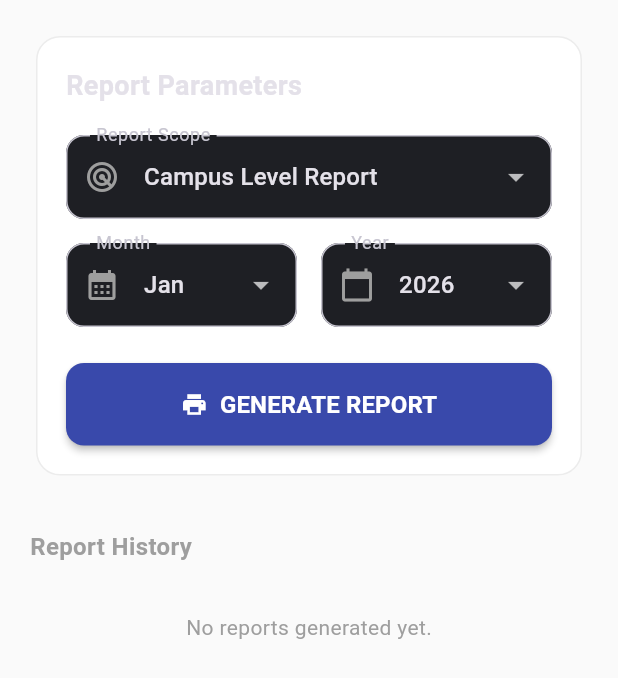
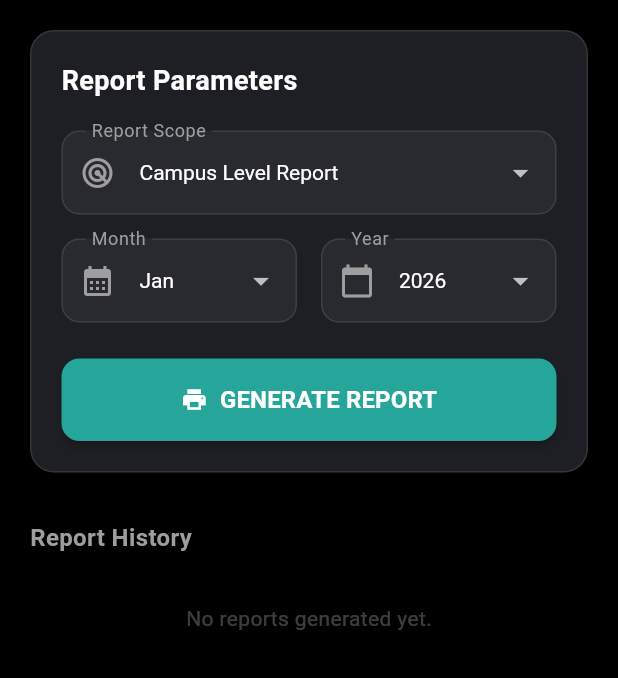
Before and after one commit to chainoob/fyp_project, a Flutter app: the StaffReportsPage screen opened directly, on a phone screen of 412 x 824 dp. Shown: the top 678 px of the screen. Run offline on Flutter 3.47's test engine with Material 3 defaults, Android fonts, the phone set to English and light mode, and no system bars; our stand-ins replace cloud_firestore, firebase_auth, firebase_core, fl_chart, go_router, google_sign_in and 1 more; accounts and stored records are empty; network calls fail.

```diff
--- a/smartmeter/lib/main.dart
+++ b/smartmeter/lib/main.dart
@@ -14,7 +14,7 @@ void main() async {
   final EnergyRepository repository = FirestoreRepository();
   final authProvider = AppAuthProvider(repository);
   final applianceProvider = ApplianceProvider(repository);
-  final goalProvider = GoalProvider();
+  final goalProvider = GoalProvider(repository);
 
   final GoRouter router = AppRouter.create(authProvider);
 
--- a/smartmeter/lib/screens/staffs/staff_shell.dart
+++ b/smartmeter/lib/screens/staffs/staff_shell.dart
@@ -30,6 +30,7 @@ class _StaffShellState extends State<StaffShell> {
     super.initState();
     WidgetsBinding.instance.addPostFrameCallback((_) {
       context.read<ApplianceProvider>().subscribeToQueue();
+      context.read<GoalProvider>().subscribeToCampus();
     });
   }
 
@@ -146,15 +147,14 @@ class StaffDashboard extends StatelessWidget {
         const Text("Energy Plan & Alerts", style: TextStyle(fontWeight: FontWeight.bold, color: Colors.grey)),
         const SizedBox(height: 12),
 
-        // B. Energy Goal Card (Replaces "Set Energy Plan" & "Overload Alerts")
-        // This card now serves as the notification center
+        // Energy Goal Card
         const EnergyGoalCard(title: "Campus Monthly Plan"),
 
         const SizedBox(height: 24),
         const Text("Infrastructure", style: TextStyle(fontWeight: FontWeight.bold, color: Colors.grey)),
         const SizedBox(height: 12),
 
-        // C. Manage Blocks (Full Width Action Card)
+        // Manage Blocks (
         Material(
           color: Colors.white,
           elevation: 2,
@@ -212,14 +212,14 @@ class StaffReportsPage extends StatefulWidget {
 
 class _StaffReportsPageState extends State<StaffReportsPage> {
   // --- SELECTION STATE ---
-  String _selectedScope = 'Campus'; // Campus, Block, Unit
+  String _selectedScope = 'Campus';
   int _selectedMonth = DateTime.now().month;
   int _selectedYear = DateTime.now().year;
   String? _selectedBlockId;
   String? _selectedUnitId;
 
   // --- DATA VARIABLES (To be populated by Backend) ---
-  // TODO: Fetch these lists from Firestore on init or scope change
+  // TODO: Fetch these lists from Firestore
   List<Map<String, dynamic>> _availableBlocks = [];
   List<Map<String, dynamic>> _availableUnits = [];
   List<Map<String, dynamic>> _reportHistory = [];
@@ -238,47 +238,46 @@ class _StaffReportsPageState extends State<StaffReportsPage> {
     // -------------------------------------------------------------------------
     // TODO: BACKEND INTEGRATION
     // -------------------------------------------------------------------------
-    // 1. Fetch available Blocks/Units based on staff permissions or hierarchy.
-    //    _availableBlocks = await _repo.getBlocks();
-    // 2. Fetch Report History.
-    //    _reportHistory = await _repo.getReportHistory();
-    // 3. SetState to update UI.
+    // 1. Fetch available Blocks/Units based on permissions
+    // 2. Fetch Report History
     // -------------------------------------------------------------------------
   }
 
   @override
   Widget build(BuildContext context) {
     return Scaffold(
-      backgroundColor: Colors.grey[50],
+      backgroundColor: Colors.black, // Dark Background
       body: ListView(
         padding: const EdgeInsets.all(20),
         children: [
           // 1. REPORT CONFIGURATION CARD
-          Card(
-            elevation: 0,
-            shape: RoundedRectangleBorder(
+          Container(
+            padding: const EdgeInsets.all(20),
+            decoration: BoxDecoration(
+              color: AppTheme.surface, // Using dark surface color
               borderRadius: BorderRadius.circular(16),
-              side: BorderSide(color: Colors.grey.withValues(alpha: 0.2))
+              border: Border.all(color: Colors.white.withValues(alpha: 0.1)),
             ),
-            color: Colors.white,
-            child: Padding(
-              padding: const EdgeInsets.all(20),
             child: Column(
               crossAxisAlignment: CrossAxisAlignment.start,
               children: [
-                  const Text("Report Parameters", style: TextStyle(fontSize: 18, fontWeight: FontWeight.bold)),
+                const Text("Report Parameters", style: TextStyle(fontSize: 18, fontWeight: FontWeight.bold, color: Colors.white)),
                 const SizedBox(height: 20),
 
                 // A. SCOPE SELECTOR
                 DropdownButtonFormField<String>(
                   initialValue: _selectedScope,
                   decoration: _inputDecor("Report Scope", Icons.radar),
-                    items: _scopes.map((s) => DropdownMenuItem(value: s, child: Text("$s Level Report"))).toList(),
+                  dropdownColor: AppTheme.surface,
+                  style: const TextStyle(color: Colors.white),
+                  items: _scopes.map((s) => DropdownMenuItem(
+                    value: s,
+                    child: Text("$s Level Report", style: const TextStyle(color: Colors.white))
+                  )).toList(),
                   onChanged: (val) => setState(() {
                     _selectedScope = val!;
                     _selectedBlockId = null;
                     _selectedUnitId = null;
-                      // TODO: Trigger fetch for sub-units if needed
                   }),
                 ),
                 const SizedBox(height: 16),
@@ -288,13 +287,14 @@ class _StaffReportsPageState extends State<StaffReportsPage> {
                   DropdownButtonFormField<String>(
                     initialValue: _selectedBlockId,
                     decoration: _inputDecor("Select Block", Icons.apartment),
-                      // TODO: Map _availableBlocks variable here
+                    dropdownColor: AppTheme.surface,
+                    style: const TextStyle(color: Colors.white),
                     items: _availableBlocks.map((b) => DropdownMenuItem(
                       value: b['id'] as String,
-                        child: Text(b['name'] as String)
+                      child: Text(b['name'] as String, style: const TextStyle(color: Colors.white))
                     )).toList(),
                     onChanged: (val) => setState(() => _selectedBlockId = val),
-                      hint: const Text("Choose a block..."),
+                    hint: const Text("Choose a block...", style: TextStyle(color: Colors.grey)),
                   ),
                   const SizedBox(height: 16),
                 ],
@@ -303,13 +303,14 @@ class _StaffReportsPageState extends State<StaffReportsPage> {
                    DropdownButtonFormField<String>(
                     initialValue: _selectedUnitId,
                     decoration: _inputDecor("Select Unit", Icons.holiday_village),
-                      // TODO: Map _availableUnits variable here
+                    dropdownColor: AppTheme.surface,
+                    style: const TextStyle(color: Colors.white),
                     items: _availableUnits.map((u) => DropdownMenuItem(
                       value: u['id'] as String,
-                        child: Text(u['name'] as String)
+                      child: Text(u['name'] as String, style: const TextStyle(color: Colors.white))
                     )).toList(),
                     onChanged: (val) => setState(() => _selectedUnitId = val),
-                      hint: const Text("Choose a unit..."),
+                    hint: const Text("Choose a unit...", style: TextStyle(color: Colors.grey)),
                   ),
                   const SizedBox(height: 16),
                 ],
@@ -321,9 +322,11 @@ class _StaffReportsPageState extends State<StaffReportsPage> {
                       child: DropdownButtonFormField<int>(
                         initialValue: _selectedMonth,
                         decoration: _inputDecor("Month", Icons.calendar_month),
+                        dropdownColor: AppTheme.surface,
+                        style: const TextStyle(color: Colors.white),
                         items: _months.map((m) => DropdownMenuItem(
                           value: m,
-                            child: Text(_getMonthName(m))
+                          child: Text(_getMonthName(m), style: const TextStyle(color: Colors.white))
                         )).toList(),
                         onChanged: (val) => setState(() => _selectedMonth = val!),
                       ),
@@ -331,9 +334,14 @@ class _StaffReportsPageState extends State<StaffReportsPage> {
                     const SizedBox(width: 16),
                     Expanded(
                       child: DropdownButtonFormField<int>(
-                          value: _selectedYear,
+                        initialValue: _selectedYear,
                         decoration: _inputDecor("Year", Icons.calendar_today),
-                          items: _years.map((y) => DropdownMenuItem(value: y, child: Text(y.toString()))).toList(),
+                        dropdownColor: AppTheme.surface,
+                        style: const TextStyle(color: Colors.white),
+                        items: _years.map((y) => DropdownMenuItem(
+                          value: y,
+                          child: Text(y.toString(), style: const TextStyle(color: Colors.white))
+                        )).toList(),
                         onChanged: (val) => setState(() => _selectedYear = val!),
                       ),
                     ),
@@ -350,7 +358,7 @@ class _StaffReportsPageState extends State<StaffReportsPage> {
                       // TODO: Implement Generate Report Logic
                     },
                     style: ElevatedButton.styleFrom(
-                        backgroundColor: AppTheme.navyBlue,
+                      backgroundColor: AppTheme.ecoTeal,
                       foregroundColor: Colors.white,
                       padding: const EdgeInsets.symmetric(vertical: 16),
                       shape: RoundedRectangleBorder(borderRadius: BorderRadius.circular(12)),
@@ -363,7 +371,6 @@ class _StaffReportsPageState extends State<StaffReportsPage> {
               ],
             ),
           ),
-          ),
 
           const SizedBox(height: 32),
           const Text("Report History", style: TextStyle(fontSize: 16, fontWeight: FontWeight.bold, color: Colors.grey)),
@@ -373,7 +380,7 @@ class _StaffReportsPageState extends State<StaffReportsPage> {
           if (_reportHistory.isEmpty)
              const Padding(
                padding: EdgeInsets.all(20.0),
-               child: Center(child: Text("No reports generated yet.", style: TextStyle(color: Colors.grey))),
+               child: Center(child: Text("No reports generated yet.", style: TextStyle(color: Colors.white24))),
              )
           else
             ..._reportHistory.map((report) => _buildHistoryItem(
@@ -392,8 +399,18 @@ class _StaffReportsPageState extends State<StaffReportsPage> {
   InputDecoration _inputDecor(String label, IconData icon) {
     return InputDecoration(
       labelText: label,
+      labelStyle: const TextStyle(color: Colors.grey),
       prefixIcon: Icon(icon, color: Colors.grey),
-      border: OutlineInputBorder(borderRadius: BorderRadius.circular(12)),
+      filled: true,
+      fillColor: Colors.white.withValues(alpha: 0.05),
+      enabledBorder: OutlineInputBorder(
+        borderRadius: BorderRadius.circular(12),
+        borderSide: BorderSide(color: Colors.white.withValues(alpha: 0.1)),
+      ),
+      focusedBorder: OutlineInputBorder(
+        borderRadius: BorderRadius.circular(12),
+        borderSide: const BorderSide(color: AppTheme.ecoTeal),
+      ),
       contentPadding: const EdgeInsets.symmetric(horizontal: 16, vertical: 16),
     );
   }
@@ -407,21 +424,21 @@ class _StaffReportsPageState extends State<StaffReportsPage> {
     return Container(
       margin: const EdgeInsets.only(bottom: 12),
       decoration: BoxDecoration(
-        color: Colors.white,
+        color: AppTheme.surface,
         borderRadius: BorderRadius.circular(12),
-        border: Border.all(color: Colors.grey.withValues(alpha: 0.1)),
+        border: Border.all(color: Colors.white.withValues(alpha: 0.1)),
       ),
       child: ListTile(
         contentPadding: const EdgeInsets.symmetric(horizontal: 16, vertical: 8),
         leading: Container(
           padding: const EdgeInsets.all(10),
           decoration: BoxDecoration(
-            color: Colors.red.withValues(alpha: 0.1),
+            color: Colors.red.withValues(alpha: 0.2),
             borderRadius: BorderRadius.circular(8),
           ),
-          child: const Icon(Icons.picture_as_pdf, color: Colors.red),
+          child: const Icon(Icons.picture_as_pdf, color: Colors.redAccent),
         ),
-        title: Text(title, style: const TextStyle(fontWeight: FontWeight.bold, fontSize: 14)),
+        title: Text(title, style: const TextStyle(fontWeight: FontWeight.bold, fontSize: 14, color: Colors.white)),
         subtitle: Column(
           crossAxisAlignment: CrossAxisAlignment.start,
           children: [
@@ -429,17 +446,17 @@ class _StaffReportsPageState extends State<StaffReportsPage> {
             Container(
               padding: const EdgeInsets.symmetric(horizontal: 6, vertical: 2),
               decoration: BoxDecoration(
-                color: Colors.grey.withValues(alpha: 0.1),
+                color: Colors.white.withValues(alpha: 0.1),
                 borderRadius: BorderRadius.circular(4)
               ),
               child: Text(type, style: const TextStyle(fontSize: 10, fontWeight: FontWeight.bold, color: Colors.grey)),
             ),
             const SizedBox(height: 4),
-            Text("$date • $size", style: const TextStyle(fontSize: 12, color: Colors.grey)),
+            Text("$date • $size", style: const TextStyle(fontSize: 12, color: Colors.white54)),
           ],
         ),
         trailing: IconButton(
-          icon: const Icon(Icons.download_rounded, color: AppTheme.navyBlue),
+          icon: const Icon(Icons.download_rounded, color: AppTheme.ecoTeal),
           onPressed: () {
             // TODO: Implement Download Logic
           },
--- a/smartmeter/lib/screens/students/student_shell.dart
+++ b/smartmeter/lib/screens/students/student_shell.dart
@@ -27,7 +27,10 @@ class _StudentShellState extends State<StudentShell> {
   void initState() {
     super.initState();
     final uid = context.read<AppAuthProvider>().currentUser?.uid;
-    if (uid != null) context.read<ApplianceProvider>().subscribeToUser(uid);
+    if (uid != null) {
+      context.read<ApplianceProvider>().subscribeToUser(uid);
+      context.read<GoalProvider>().subscribeToStudent(uid);
+    }
   }
 
   @override
```
Also changed, not shown: smartmeter/lib/controllers/provider.dart (+48 -31 lines), smartmeter/lib/screens/shared/energy_goal.dart (+5 -3 lines), smartmeter/lib/services/energy_repo.dart (+41 -1 lines). Lines whose indentation alone changed are shown as unchanged.
